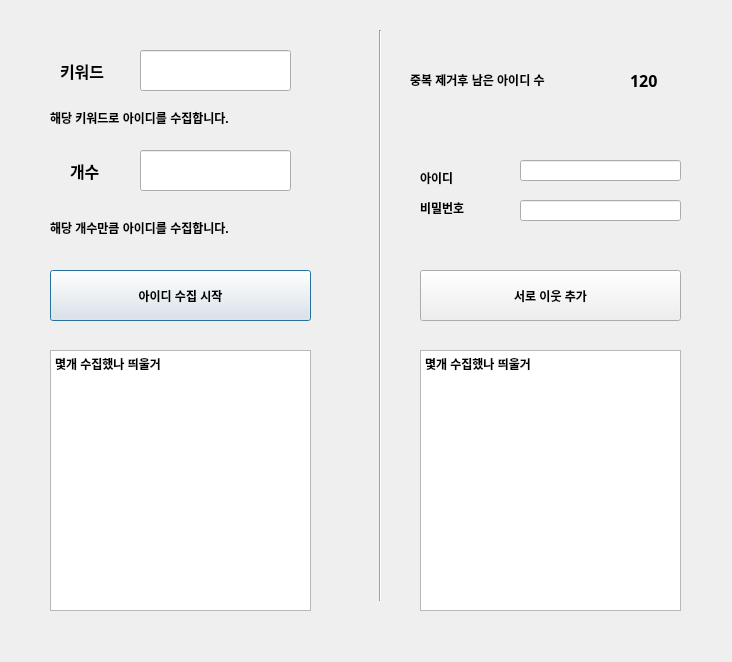
officialOTsolution/NaverNeighborBot, file MainUi.ui: the form before one commit.
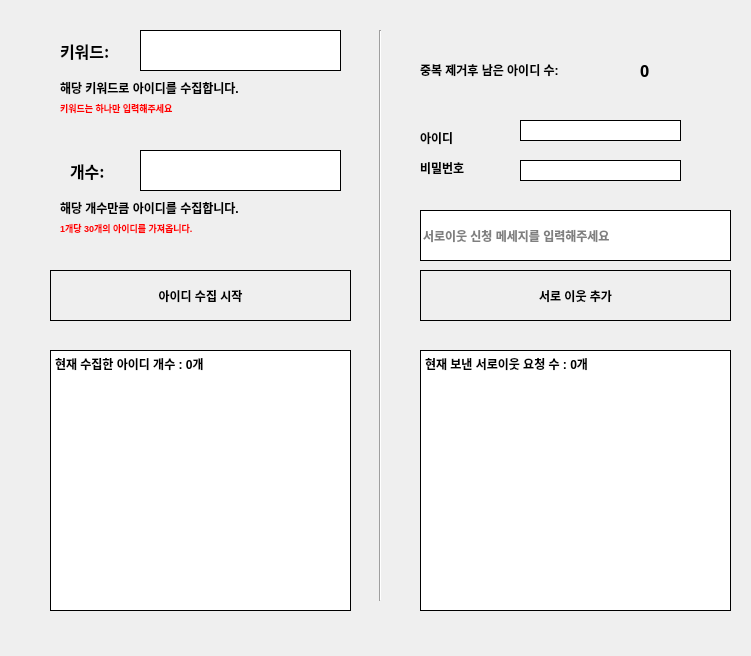
The form after the commit.

```diff
--- a/MainUi.ui
+++ b/MainUi.ui
@@ -6,8 +6,8 @@
    <rect>
     <x>0</x>
     <y>0</y>
-    <width>732</width>
-    <height>662</height>
+    <width>751</width>
+    <height>656</height>
    </rect>
   </property>
   <property name="font">
@@ -22,8 +22,8 @@
   <widget class="QLabel" name="label">
    <property name="geometry">
     <rect>
-     <x>50</x>
-     <y>110</y>
+     <x>60</x>
+     <y>80</y>
      <width>271</width>
      <height>16</height>
     </rect>
@@ -36,11 +36,14 @@
    <property name="geometry">
     <rect>
      <x>140</x>
-     <y>50</y>
-     <width>151</width>
+     <y>30</y>
+     <width>201</width>
      <height>41</height>
     </rect>
    </property>
+   <property name="styleSheet">
+    <string notr="true">border: 1px solid black;</string>
+   </property>
    <property name="text">
     <string/>
    </property>
@@ -49,7 +52,7 @@
    <property name="geometry">
     <rect>
      <x>60</x>
-     <y>60</y>
+     <y>40</y>
      <width>71</width>
      <height>21</height>
     </rect>
@@ -61,7 +64,7 @@
     </font>
    </property>
    <property name="text">
-    <string>키워드</string>
+    <string>키워드:</string>
    </property>
   </widget>
   <widget class="QLabel" name="label_3">
@@ -80,7 +83,7 @@
     </font>
    </property>
    <property name="text">
-    <string>개수</string>
+    <string>개수:</string>
    </property>
   </widget>
   <widget class="QLineEdit" name="Count">
@@ -88,19 +91,25 @@
     <rect>
      <x>140</x>
      <y>150</y>
-     <width>151</width>
+     <width>201</width>
      <height>41</height>
     </rect>
    </property>
+   <property name="styleSheet">
+    <string notr="true">border: 1px solid black;</string>
+   </property>
    <property name="text">
     <string/>
    </property>
+   <property name="echoMode">
+    <enum>QLineEdit::Normal</enum>
+   </property>
   </widget>
   <widget class="QLabel" name="label_4">
    <property name="geometry">
     <rect>
-     <x>50</x>
-     <y>220</y>
+     <x>60</x>
+     <y>200</y>
      <width>271</width>
      <height>16</height>
     </rect>
@@ -114,38 +123,46 @@
     <rect>
      <x>50</x>
      <y>350</y>
-     <width>261</width>
+     <width>301</width>
      <height>261</height>
     </rect>
    </property>
+   <property name="styleSheet">
+    <string notr="true">border: 1px solid black;</string>
+   </property>
    <property name="html">
     <string>&lt;!DOCTYPE HTML PUBLIC &quot;-//W3C//DTD HTML 4.0//EN&quot; &quot;http://www.w3.org/TR/REC-html40/strict.dtd&quot;&gt;
 &lt;html&gt;&lt;head&gt;&lt;meta name=&quot;qrichtext&quot; content=&quot;1&quot; /&gt;&lt;style type=&quot;text/css&quot;&gt;
 p, li { white-space: pre-wrap; }
-&lt;/style&gt;&lt;/head&gt;&lt;body style=&quot; font-family:'Gulim'; font-size:9pt; font-weight:600; font-style:normal;&quot;&gt;
-&lt;p style=&quot; margin-top:0px; margin-bottom:0px; margin-left:0px; margin-right:0px; -qt-block-indent:0; text-indent:0px;&quot;&gt;몇개 수집했나 띄울거&lt;/p&gt;
-&lt;p style=&quot;-qt-paragraph-type:empty; margin-top:0px; margin-bottom:0px; margin-left:0px; margin-right:0px; -qt-block-indent:0; text-indent:0px;&quot;&gt;&lt;br /&gt;&lt;/p&gt;&lt;/body&gt;&lt;/html&gt;</string>
+&lt;/style&gt;&lt;/head&gt;&lt;body style=&quot; font-family:'Gulim'; font-size:9pt; font-weight:400; font-style:normal;&quot;&gt;
+&lt;p style=&quot; margin-top:0px; margin-bottom:0px; margin-left:0px; margin-right:0px; -qt-block-indent:0; text-indent:0px;&quot;&gt;&lt;span style=&quot; font-weight:600;&quot;&gt;현재 수집한 아이디 개수 : 0개&lt;/span&gt;&lt;/p&gt;&lt;/body&gt;&lt;/html&gt;</string>
    </property>
   </widget>
   <widget class="QLineEdit" name="Id">
    <property name="geometry">
     <rect>
      <x>520</x>
-     <y>160</y>
+     <y>120</y>
      <width>161</width>
      <height>21</height>
     </rect>
    </property>
+   <property name="styleSheet">
+    <string notr="true">border: 1px solid black;</string>
+   </property>
   </widget>
   <widget class="QPushButton" name="IdCollectBtn">
    <property name="geometry">
     <rect>
      <x>50</x>
      <y>270</y>
-     <width>261</width>
+     <width>301</width>
      <height>51</height>
     </rect>
    </property>
+   <property name="styleSheet">
+    <string notr="true">border: 1px solid black;</string>
+   </property>
    <property name="text">
     <string>아이디 수집 시작</string>
    </property>
@@ -167,17 +184,23 @@
    <property name="geometry">
     <rect>
      <x>520</x>
-     <y>200</y>
+     <y>160</y>
      <width>161</width>
      <height>21</height>
     </rect>
    </property>
+   <property name="styleSheet">
+    <string notr="true">border: 1px solid black;</string>
+   </property>
+   <property name="echoMode">
+    <enum>QLineEdit::Password</enum>
+   </property>
   </widget>
   <widget class="QLabel" name="label_5">
    <property name="geometry">
     <rect>
      <x>420</x>
-     <y>170</y>
+     <y>130</y>
      <width>64</width>
      <height>15</height>
     </rect>
@@ -190,7 +213,7 @@
    <property name="geometry">
     <rect>
      <x>420</x>
-     <y>200</y>
+     <y>160</y>
      <width>64</width>
      <height>15</height>
     </rect>
@@ -204,17 +227,20 @@
     <rect>
      <x>420</x>
      <y>350</y>
-     <width>261</width>
+     <width>311</width>
      <height>261</height>
     </rect>
    </property>
+   <property name="styleSheet">
+    <string notr="true">border: 1px solid black;</string>
+   </property>
    <property name="html">
     <string>&lt;!DOCTYPE HTML PUBLIC &quot;-//W3C//DTD HTML 4.0//EN&quot; &quot;http://www.w3.org/TR/REC-html40/strict.dtd&quot;&gt;
 &lt;html&gt;&lt;head&gt;&lt;meta name=&quot;qrichtext&quot; content=&quot;1&quot; /&gt;&lt;style type=&quot;text/css&quot;&gt;
 p, li { white-space: pre-wrap; }
-&lt;/style&gt;&lt;/head&gt;&lt;body style=&quot; font-family:'Gulim'; font-size:9pt; font-weight:600; font-style:normal;&quot;&gt;
-&lt;p style=&quot; margin-top:0px; margin-bottom:0px; margin-left:0px; margin-right:0px; -qt-block-indent:0; text-indent:0px;&quot;&gt;몇개 수집했나 띄울거&lt;/p&gt;
-&lt;p style=&quot;-qt-paragraph-type:empty; margin-top:0px; margin-bottom:0px; margin-left:0px; margin-right:0px; -qt-block-indent:0; text-indent:0px;&quot;&gt;&lt;br /&gt;&lt;/p&gt;&lt;/body&gt;&lt;/html&gt;</string>
+&lt;/style&gt;&lt;/head&gt;&lt;body style=&quot; font-family:'Gulim'; font-size:9pt; font-weight:400; font-style:normal;&quot;&gt;
+&lt;p style=&quot; margin-top:0px; margin-bottom:0px; margin-left:0px; margin-right:0px; -qt-block-indent:0; text-indent:0px;&quot;&gt;&lt;span style=&quot; font-weight:600;&quot;&gt;현재 보낸 서로이웃 요청 수 : 0개&lt;/span&gt;&lt;/p&gt;
+&lt;p style=&quot;-qt-paragraph-type:empty; margin-top:0px; margin-bottom:0px; margin-left:0px; margin-right:0px; -qt-block-indent:0; text-indent:0px; font-weight:600;&quot;&gt;&lt;br /&gt;&lt;/p&gt;&lt;/body&gt;&lt;/html&gt;</string>
    </property>
   </widget>
   <widget class="QPushButton" name="AddFriendBtn">
@@ -222,10 +248,13 @@
     <rect>
      <x>420</x>
      <y>270</y>
-     <width>261</width>
+     <width>311</width>
      <height>51</height>
     </rect>
    </property>
+   <property name="styleSheet">
+    <string notr="true">border: 1px solid black;</string>
+   </property>
    <property name="text">
     <string>서로 이웃 추가</string>
    </property>
@@ -233,21 +262,21 @@
   <widget class="QLabel" name="label_7">
    <property name="geometry">
     <rect>
-     <x>410</x>
-     <y>70</y>
-     <width>181</width>
+     <x>420</x>
+     <y>60</y>
+     <width>211</width>
      <height>20</height>
     </rect>
    </property>
    <property name="text">
-    <string>중복 제거후 남은 아이디 수</string>
+    <string>중복 제거후 남은 아이디 수:</string>
    </property>
   </widget>
   <widget class="QLabel" name="Rest">
    <property name="geometry">
     <rect>
-     <x>630</x>
-     <y>70</y>
+     <x>640</x>
+     <y>60</y>
      <width>61</width>
      <height>21</height>
     </rect>
@@ -259,7 +288,64 @@
     </font>
    </property>
    <property name="text">
-    <string>120</string>
+    <string>0</string>
+   </property>
+  </widget>
+  <widget class="QLineEdit" name="message">
+   <property name="geometry">
+    <rect>
+     <x>420</x>
+     <y>210</y>
+     <width>311</width>
+     <height>51</height>
+    </rect>
+   </property>
+   <property name="autoFillBackground">
+    <bool>false</bool>
+   </property>
+   <property name="styleSheet">
+    <string notr="true">border: 1px solid black;</string>
+   </property>
+   <property name="inputMask">
+    <string/>
+   </property>
+   <property name="text">
+    <string/>
+   </property>
+   <property name="placeholderText">
+    <string>서로이웃 신청 메세지를 입력해주세요</string>
+   </property>
+  </widget>
+  <widget class="QLabel" name="label_8">
+   <property name="geometry">
+    <rect>
+     <x>60</x>
+     <y>100</y>
+     <width>241</width>
+     <height>16</height>
+    </rect>
+   </property>
+   <property name="styleSheet">
+    <string notr="true">color: red;</string>
+   </property>
+   <property name="text">
+    <string>&lt;html&gt;&lt;head/&gt;&lt;body&gt;&lt;p&gt;&lt;span style=&quot; font-size:7pt;&quot;&gt;키워드는 하나만 입력해주세요&lt;/span&gt;&lt;/p&gt;&lt;/body&gt;&lt;/html&gt;</string>
+   </property>
+  </widget>
+  <widget class="QLabel" name="label_9">
+   <property name="geometry">
+    <rect>
+     <x>60</x>
+     <y>220</y>
+     <width>241</width>
+     <height>16</height>
+    </rect>
+   </property>
+   <property name="styleSheet">
+    <string notr="true">color:red;</string>
+   </property>
+   <property name="text">
+    <string>&lt;html&gt;&lt;head/&gt;&lt;body&gt;&lt;p&gt;&lt;span style=&quot; font-size:7pt;&quot;&gt;1개당 30개의 아이디를 가져옵니다.&lt;/span&gt;&lt;/p&gt;&lt;/body&gt;&lt;/html&gt;</string>
    </property>
   </widget>
  </widget>
```
Left out of the diff: 8 changed lines with no effect on the pictures.
